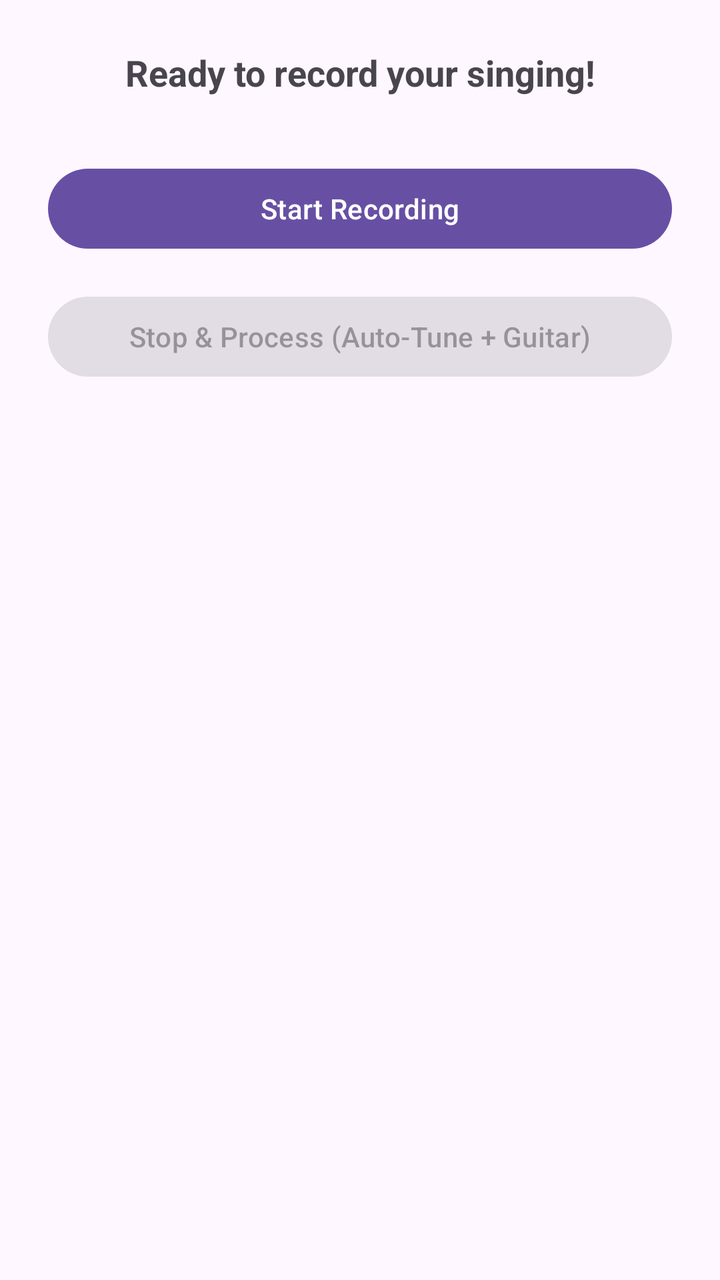
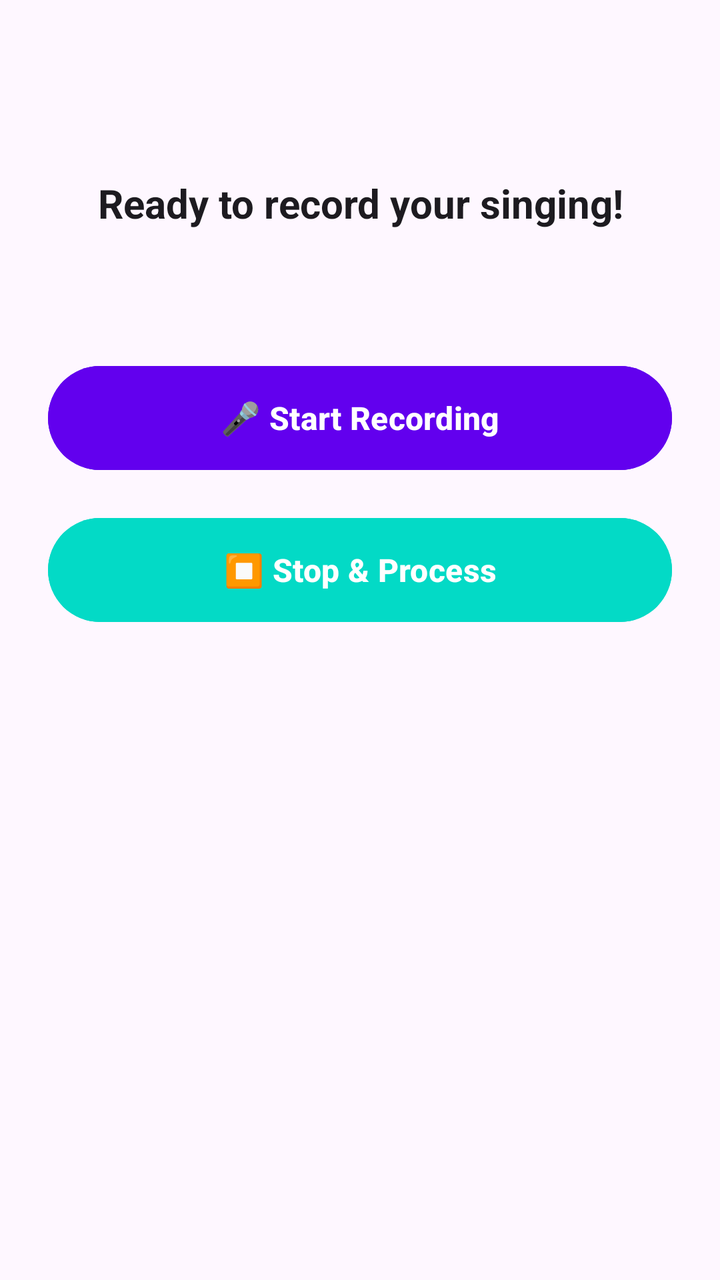

Before-and-after screenshots of an Android layout around one commit, followed by the original layout XML and the change that was made.
<!-- AndroidManifest.xml: application theme Theme.SingSong -->
<!-- res/layout/activity_main.xml -->
<?xml version="1.0" encoding="utf-8"?>

<androidx.constraintlayout.widget.ConstraintLayout xmlns:android="http://schemas.android.com/apk/res/android"
    xmlns:app="http://schemas.android.com/apk/res-auto"
    android:layout_width="match_parent"
    android:layout_height="match_parent"
    android:padding="24dp">

    <TextView
        android:id="@+id/tvStatus"
        android:layout_width="wrap_content"
        android:layout_height="wrap_content"
        android:text="Ready to record your singing!"
        android:textSize="18sp"
        android:textStyle="bold"
        android:textAlignment="center"
        app:layout_constraintBottom_toTopOf="@+id/btnRecord"
        app:layout_constraintEnd_toEndOf="parent"
        app:layout_constraintStart_toStartOf="parent"
        app:layout_constraintTop_toTopOf="parent"
        app:layout_constraintVertical_chainStyle="packed" />

    <Button
        android:id="@+id/btnRecord"
        android:layout_width="0dp"
        android:layout_height="wrap_content"
        android:layout_marginTop="32dp"
        android:text="Start Recording"
        app:layout_constraintEnd_toEndOf="parent"
        app:layout_constraintStart_toStartOf="parent"
        app:layout_constraintTop_toBottomOf="@+id/tvStatus" />

    <Button
        android:id="@+id/btnStop"
        android:layout_width="0dp"
        android:layout_height="wrap_content"
        android:layout_marginTop="16dp"
        android:text="Stop &amp; Process (Auto-Tune + Guitar)"
        android:enabled="false"
        app:layout_constraintEnd_toEndOf="parent"
        app:layout_constraintStart_toStartOf="parent"
        app:layout_constraintTop_toBottomOf="@+id/btnRecord" />

    <ProgressBar
        android:id="@+id/progressBar"
        style="?android:attr/progressBarStyleHorizontal"
        android:layout_width="0dp"
        android:layout_height="wrap_content"
        android:layout_marginTop="24dp"
        android:visibility="gone"
        app:layout_constraintEnd_toEndOf="parent"
        app:layout_constraintStart_toStartOf="parent"
        app:layout_constraintTop_toBottomOf="@+id/btnStop" />

</androidx.constraintlayout.widget.ConstraintLayout>
<!-- resources referenced by this layout -->
<resources>
  <style name="Theme.SingSong" parent="Theme.Material3.DayNight.NoActionBar" />
</resources>

<!-- the commit's change to res/layout/activity_main.xml (unified diff, before → after) -->
@@ -1,55 +1,57 @@
 <?xml version="1.0" encoding="utf-8"?>
 
-<androidx.constraintlayout.widget.ConstraintLayout xmlns:android="http://schemas.android.com/apk/res/android"
-    xmlns:app="http://schemas.android.com/apk/res-auto"
+<LinearLayout xmlns:android="http://schemas.android.com/apk/res/android"
+    android:id="@+id/rootLayout"
     android:layout_width="match_parent"
     android:layout_height="match_parent"
-    android:padding="24dp">
+    android:orientation="vertical"
+    android:padding="24dp"
+    android:gravity="center_horizontal"
+    android:background="?android:attr/windowBackground">
 
     <TextView
         android:id="@+id/tvStatus"
         android:layout_width="wrap_content"
         android:layout_height="wrap_content"
         android:text="Ready to record your singing!"
-        android:textSize="18sp"
+        android:textSize="20sp"
         android:textStyle="bold"
         android:textAlignment="center"
-        app:layout_constraintBottom_toTopOf="@+id/btnRecord"
-        app:layout_constraintEnd_toEndOf="parent"
-        app:layout_constraintStart_toStartOf="parent"
-        app:layout_constraintTop_toTopOf="parent"
-        app:layout_constraintVertical_chainStyle="packed" />
+        android:textColor="?android:attr/textColorPrimary"
+        android:layout_marginTop="48dp"
+        android:padding="16dp" />
 
     <Button
         android:id="@+id/btnRecord"
-        android:layout_width="0dp"
-        android:layout_height="wrap_content"
-        android:layout_marginTop="32dp"
-        android:text="Start Recording"
-        app:layout_constraintEnd_toEndOf="parent"
-        app:layout_constraintStart_toStartOf="parent"
-        app:layout_constraintTop_toBottomOf="@+id/tvStatus" />
+        android:layout_width="match_parent"
+        android:layout_height="60dp"
+        android:layout_marginTop="48dp"
+        android:text="🎤 Start Recording"
+        android:textSize="16sp"
+        android:textStyle="bold"
+        android:backgroundTint="@color/design_default_color_primary"
+        android:textColor="@android:color/white" />
 
     <Button
         android:id="@+id/btnStop"
-        android:layout_width="0dp"
-        android:layout_height="wrap_content"
+        android:layout_width="match_parent"
+        android:layout_height="60dp"
         android:layout_marginTop="16dp"
-        android:text="Stop &amp; Process (Auto-Tune + Guitar)"
+        android:text="⏹ Stop &amp; Process"
+        android:textSize="16sp"
+        android:textStyle="bold"
         android:enabled="false"
-        app:layout_constraintEnd_toEndOf="parent"
-        app:layout_constraintStart_toStartOf="parent"
-        app:layout_constraintTop_toBottomOf="@+id/btnRecord" />
+        android:backgroundTint="@color/design_default_color_secondary"
+        android:textColor="@android:color/white" />
 
     <ProgressBar
         android:id="@+id/progressBar"
         style="?android:attr/progressBarStyleHorizontal"
-        android:layout_width="0dp"
+        android:layout_width="match_parent"
         android:layout_height="wrap_content"
-        android:layout_marginTop="24dp"
+        android:layout_marginTop="32dp"
         android:visibility="gone"
-        app:layout_constraintEnd_toEndOf="parent"
-        app:layout_constraintStart_toStartOf="parent"
-        app:layout_constraintTop_toBottomOf="@+id/btnStop" />
+        android:indeterminate="false"
+        android:max="100" />
 
-</androidx.constraintlayout.widget.ConstraintLayout>
+</LinearLayout>
